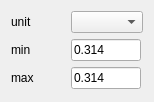
Eomys/SciDataTool, file SciDataTool/GUI/WDataRange/WDataRange.ui: the form before one commit.
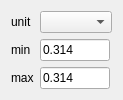
The form after the commit. Custom widgets are drawn as their Qt base class.

Patch:
```diff
--- a/SciDataTool/GUI/WDataRange/WDataRange.ui
+++ b/SciDataTool/GUI/WDataRange/WDataRange.ui
@@ -6,8 +6,8 @@
    <rect>
     <x>0</x>
     <y>0</y>
-    <width>154</width>
-    <height>102</height>
+    <width>122</width>
+    <height>95</height>
    </rect>
   </property>
   <property name="windowTitle">
```
